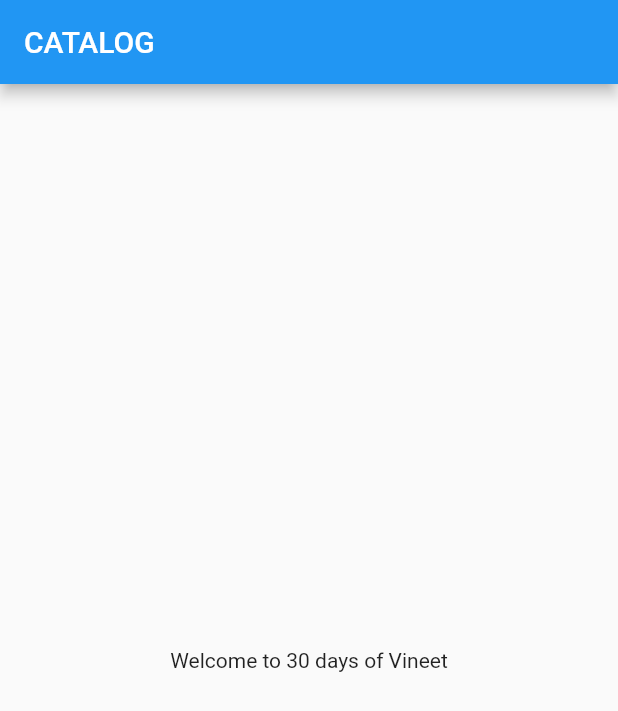
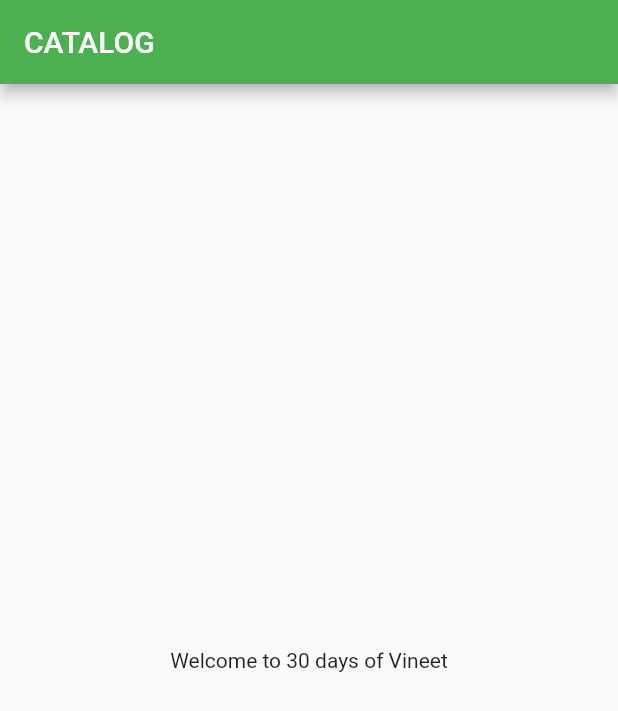
Before and after one commit to vineetsingh-27/30DaysOfFlutter, a Flutter app: the screen it shows after launch, on a phone screen of 412 x 824 dp. Shown: the top 711 px of the screen. Run offline on Flutter 3.47's test engine with Material 2 defaults, Android fonts, the phone set to English and light mode, and no system bars.

Commit message:
Day3 completed

```diff
--- a/lib/main.dart
+++ b/lib/main.dart
@@ -1,5 +1,6 @@
 import 'package:flutter/material.dart';
-import 'package:flutter_catalog/home_page.dart';
+import 'package:flutter_catalog/pages/home_page.dart';
+import 'package:flutter_catalog/pages/login_page.dart';
 
 void main() {
   runApp(const MyApp());
@@ -10,6 +11,15 @@ class MyApp extends StatelessWidget {
 
   @override
   Widget build(BuildContext context) {
-    return const MaterialApp(home: HomePage());
+    return MaterialApp(
+      theme: ThemeData(
+        primarySwatch: Colors.green,
+      ),
+      initialRoute: "/home",
+      routes: {
+        "/": (context) => const HomePage(),
+        "/login": (context) => const LoginPage(),
+      },
+    );
   }
 }
```
Also changed, not shown: lib/pages/login_page.dart (added, +20 -0 lines), lib/pages/home_page.dart (renamed from lib/home_page.dart).
